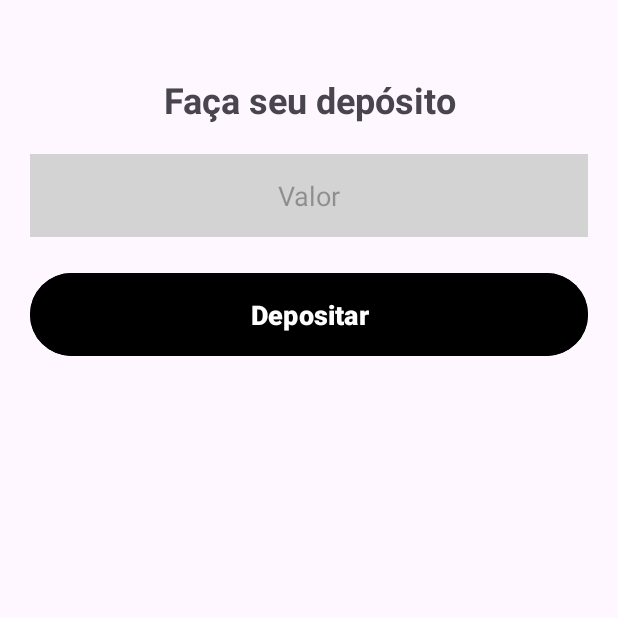
After one commit to leandroAntunesDosSantos/TunesBank-App, an Android app: the FormDeposito screen opened directly, with no data from a screen before it, on a phone screen of 412 x 824 dp, the top half of it. The commit adds this screen. Run offline under Robolectric (Android 15) with nearby library versions, the phone set to English and light mode, and no system bars.

Commit message:
criacao da tela de deposito

```diff
--- a/app/src/main/AndroidManifest.xml
+++ b/app/src/main/AndroidManifest.xml
@@ -14,6 +14,9 @@
         android:supportsRtl="true"
         android:theme="@style/Theme.TunesBank"
         tools:targetApi="31">
+        <activity
+            android:name=".activities.FormDeposito"
+            android:exported="false" />
         <activity
             android:name=".activities.homeBank.HomeBank"
             android:exported="false" />
--- /dev/null
+++ b/app/src/main/java/com/tunesapp/tunesbank/activities/FormDeposito.kt
@@ -0,0 +1,77 @@
+package com.tunesapp.tunesbank.activities
+
+import android.content.Intent
+import android.os.Bundle
+import android.widget.Toast
+import androidx.activity.enableEdgeToEdge
+import androidx.appcompat.app.AppCompatActivity
+import androidx.core.view.ViewCompat
+import androidx.core.view.WindowInsetsCompat
+import com.tunesapp.tunesbank.R
+import com.tunesapp.tunesbank.View.UsuarioView
+import com.tunesapp.tunesbank.activities.homeBank.HomeBank
+import com.tunesapp.tunesbank.activities.token.TokenManager
+import com.tunesapp.tunesbank.api.Iapi
+import com.tunesapp.tunesbank.databinding.ActivityFormDepositoBinding
+import com.tunesapp.tunesbank.model.DepositoModel
+import com.tunesapp.tunesbank.model.UsuarioModel
+import okhttp3.OkHttpClient
+import okhttp3.logging.HttpLoggingInterceptor
+import retrofit2.Retrofit
+import retrofit2.converter.gson.GsonConverterFactory
+import retrofit2.create
+
+class FormDeposito : AppCompatActivity() {
+
+    lateinit var binding: ActivityFormDepositoBinding
+    lateinit var tokenManager: TokenManager
+    lateinit var api: Iapi
+    override fun onCreate(savedInstanceState: Bundle?) {
+        super.onCreate(savedInstanceState)
+        binding = ActivityFormDepositoBinding.inflate(layoutInflater)
+        setContentView(binding.root)
+
+        tokenManager = TokenManager(this)
+
+        val logging = HttpLoggingInterceptor().apply {
+            level = HttpLoggingInterceptor.Level.BODY
+        }
+        val httpClient = OkHttpClient.Builder()
+            .addInterceptor(logging)
+            .build()
+
+        val retrofit = Retrofit.Builder()
+            .baseUrl("https://tunesbank-backend-dwcchyeud5efg8c8.brazilsouth-01.azurewebsites.net/")
+            .addConverterFactory(GsonConverterFactory.create())
+            .client(httpClient)
+            .build()
+        api = retrofit.create()
+
+
+        binding.btnDepositar.setOnClickListener {
+            depositar()
+        }
+
+    }
+
+    fun depositar() {
+        val deposito = DepositoModel(binding.edtValor.text.toString().toDouble())
+        val token = tokenManager.getToken()
+        val call = api.depositar("Bearer $token", deposito)
+        call.enqueue(object : retrofit2.Callback<UsuarioView> {
+            override fun onResponse(call: retrofit2.Call<UsuarioView>, response: retrofit2.Response<UsuarioView>) {
+                if (response.isSuccessful) {
+                    val intent = Intent(this@FormDeposito, HomeBank::class.java)
+                    startActivity(intent)
+                } else {
+                    Toast.makeText(this@FormDeposito, "Erro ao depositar", Toast.LENGTH_SHORT).show()
+                }
+            }
+
+            override fun onFailure(call: retrofit2.Call<UsuarioView>, t: Throwable) {
+                Toast.makeText(this@FormDeposito, "Erro ao depositar", Toast.LENGTH_SHORT).show()
+            }
+        })
+    }
+
+}
--- /dev/null
+++ b/app/src/main/java/com/tunesapp/tunesbank/api/Iapi.kt
@@ -0,0 +1,25 @@
+package com.tunesapp.tunesbank.api
+
+import com.tunesapp.tunesbank.View.UsuarioView
+import com.tunesapp.tunesbank.model.DepositoModel
+import com.tunesapp.tunesbank.model.LoginResponse
+import com.tunesapp.tunesbank.model.UsuarioModel
+import retrofit2.Call
+import retrofit2.http.Body
+import retrofit2.http.GET
+import retrofit2.http.Header
+import retrofit2.http.POST
+
+interface Iapi {
+    @POST("login")
+    fun login(@Body usuario: UsuarioModel): Call<LoginResponse>
+
+    @POST("conta")
+    fun cadastrar(@Body usuario: UsuarioModel): Call<UsuarioModel>
+
+    @GET("conta")
+    fun getConta(@Header("Authorization") token: String): Call<UsuarioView>
+
+    @POST("depositar")
+    fun depositar(@Header("Authorization") token: String, @Body deposito: DepositoModel): Call<UsuarioView>
+}
--- /dev/null
+++ b/app/src/main/res/layout/activity_form_deposito.xml
@@ -0,0 +1,67 @@
+<?xml version="1.0" encoding="utf-8"?>
+<androidx.constraintlayout.widget.ConstraintLayout xmlns:android="http://schemas.android.com/apk/res/android"
+    xmlns:app="http://schemas.android.com/apk/res-auto"
+    xmlns:tools="http://schemas.android.com/tools"
+    android:id="@+id/main"
+    android:layout_width="match_parent"
+    android:layout_height="match_parent"
+    tools:context=".activities.FormDeposito">
+
+
+
+    <TextView
+        android:id="@+id/txt_faca_deposito"
+        android:layout_width="match_parent"
+        android:layout_height="wrap_content"
+        android:text="Faça seu depósito"
+        android:textSize="24sp"
+        android:textStyle="bold"
+        android:layout_marginTop="50dp"
+        app:layout_constraintStart_toStartOf="parent"
+        app:layout_constraintEnd_toEndOf="parent"
+        app:layout_constraintTop_toTopOf="parent"
+        android:gravity="center"
+        />
+
+
+    <EditText
+        android:id="@+id/edt_valor"
+        android:layout_width="match_parent"
+        android:layout_height="wrap_content"
+        android:padding="15dp"
+        android:hint="Valor"
+        android:inputType="numberDecimal"
+        android:maxLength="10"
+        android:textSize="18sp"
+        android:background="@color/light_gray"
+        android:gravity="center"
+        android:maxLines="1"
+        android:layout_marginStart="20dp"
+        android:layout_marginEnd="20dp"
+        android:layout_marginTop="20dp"
+        app:layout_constraintStart_toStartOf="parent"
+        app:layout_constraintEnd_toEndOf="parent"
+        app:layout_constraintTop_toBottomOf="@+id/txt_faca_deposito"
+
+        />
+
+    <Button
+        android:id="@+id/btn_depositar"
+        android:layout_width="match_parent"
+        android:layout_height="wrap_content"
+        android:text="Depositar"
+        android:textSize="18sp"
+        android:textStyle="bold"
+        android:layout_marginStart="20dp"
+        android:layout_marginEnd="20dp"
+        android:layout_marginTop="20dp"
+        app:layout_constraintStart_toStartOf="parent"
+        app:layout_constraintEnd_toEndOf="parent"
+        app:layout_constraintTop_toBottomOf="@+id/edt_valor"
+        android:backgroundTint="@color/black"
+        android:textColor="@color/white"
+        android:padding="15dp"
+        android:gravity="center"
+        />
+
+</androidx.constraintlayout.widget.ConstraintLayout>
```
Also changed, not shown: app/src/main/java/com/tunesapp/tunesbank/TokenManager/TokenManager.kt (renamed from app/src/main/java/com/tunesapp/tunesbank/activities/TokenManager/TokenManager.kt, +6 -3 lines), app/src/main/java/com/tunesapp/tunesbank/View/UsuarioView.kt (added, +10 -0 lines), app/src/main/java/com/tunesapp/tunesbank/activities/FormCadastro/FormCadastro.kt (+7 -10 lines), app/src/main/java/com/tunesapp/tunesbank/activities/FormLogin/FormLogin.kt (+5 -14 lines), app/src/main/java/com/tunesapp/tunesbank/activities/api/Iapi.kt (deleted, +0 -15 lines), app/src/main/java/com/tunesapp/tunesbank/activities/homeBank/HomeBank.kt (+70 -15 lines), app/src/main/java/com/tunesapp/tunesbank/model/UsuarioModel.kt (renamed from app/src/main/java/com/tunesapp/tunesbank/activities/model/Usuario.kt, +7 -3 lines), app/src/main/res/layout/activity_home_bank.xml (+6 -3 lines).
